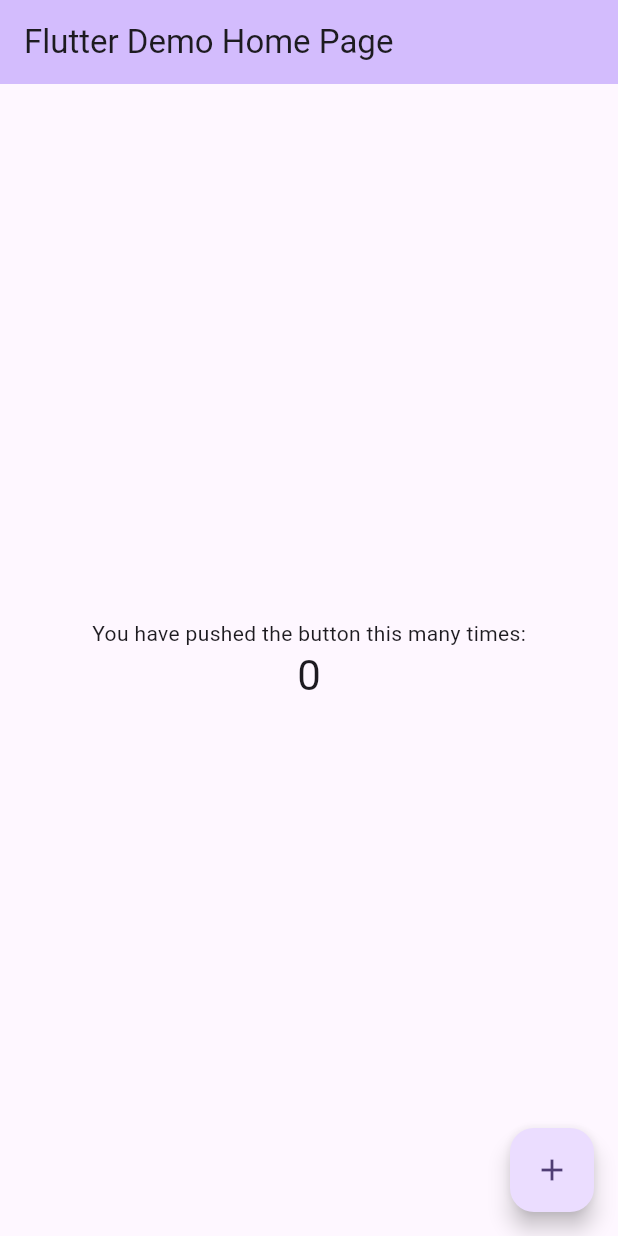
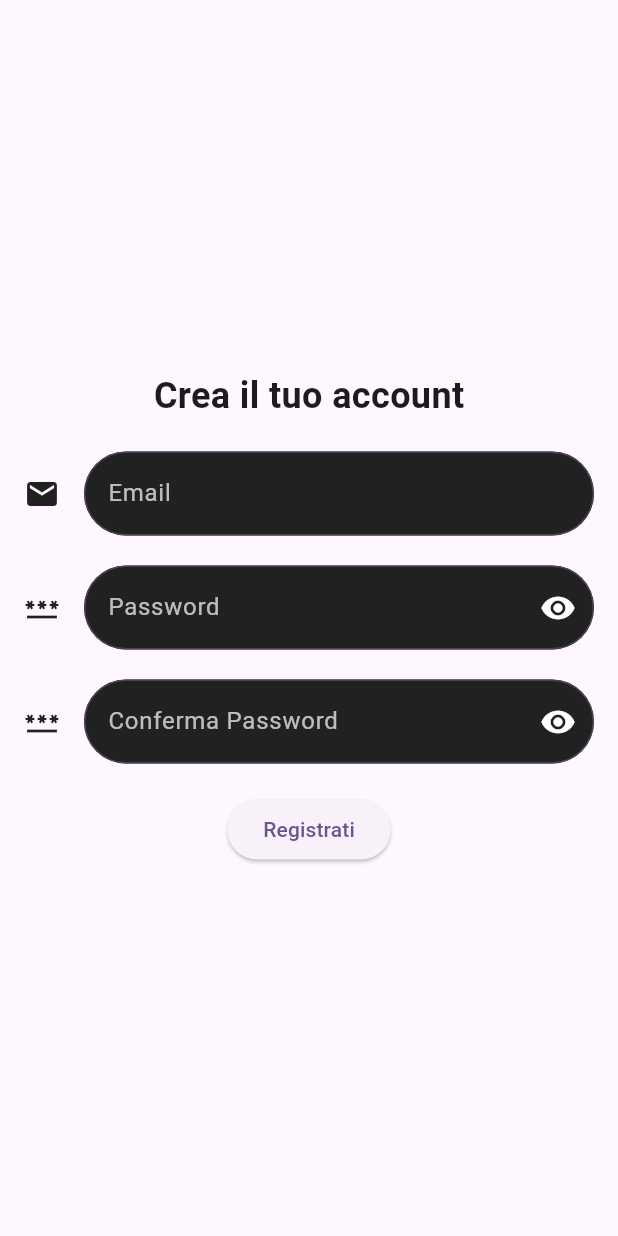
Before and after one commit to FranzRome/flutter-chat, a Flutter app: the screen it shows after launch, on a phone screen of 412 x 824 dp. Run offline on Flutter 3.47's test engine with Material 2 defaults, Android fonts, the phone set to English and light mode, and no system bars.

Commit message:
Form field

```diff
--- /dev/null
+++ b/lib/components/form_input_field.dart
@@ -0,0 +1,70 @@
+import 'package:flutter/material.dart';
+
+class FormInputField extends StatefulWidget {
+  final String hintText;
+  final IconData iconData;
+  final String? Function(String?)? validator;
+  final Function(String) onChanged;
+  final bool obscureText;
+
+  const FormInputField({
+    required this.hintText,
+    required this.iconData,
+    this.validator,
+    required this.onChanged,
+    this.obscureText = false,
+    super.key});
+
+  @override
+  State<FormInputField> createState() => _FormInputFieldState();
+}
+
+class _FormInputFieldState extends State<FormInputField> {
+  bool showText = false;
+
+  @override
+  Widget build(BuildContext context) {
+    return Padding(
+      padding: const EdgeInsets.only(top: 20),
+      child: TextFormField(
+        obscureText: widget.obscureText && !showText,
+          validator: widget.validator,
+          cursorColor: Colors.white,
+          keyboardType: TextInputType.emailAddress,
+          onChanged: widget.onChanged,
+          style: const TextStyle(
+            color: Colors.white,
+          ),
+          decoration: InputDecoration(
+            suffixIcon: widget.obscureText ? IconButton(
+              onPressed: () {
+                setState(() {
+                  showText = !showText;
+                });
+              },
+              icon: Icon(
+                showText ? Icons.visibility_off : Icons.visibility,
+                color: Colors.white,
+              )
+            ) : null,
+            icon: Icon(
+              widget.iconData,
+              color: Colors.black87,
+            ),
+            filled: true,
+            fillColor: Colors.black87,
+            hintStyle: const TextStyle(
+              color: Colors.white70,
+            ),
+            floatingLabelStyle: const TextStyle(
+              color: Colors.black87,
+            ),
+            floatingLabelBehavior: FloatingLabelBehavior.auto,
+            hintText: widget.hintText,
+            border: const OutlineInputBorder(
+              borderRadius: BorderRadius.all(Radius.circular(100.0)),
+            ),
+          )),
+    );
+  }
+}
--- a/lib/main.dart
+++ b/lib/main.dart
@@ -1,3 +1,4 @@
+import 'package:chat/pages/registration_page.dart';
 import 'package:flutter/material.dart';
 
 void main() {
@@ -11,115 +12,12 @@ class MyApp extends StatelessWidget {
   @override
   Widget build(BuildContext context) {
     return MaterialApp(
-      title: 'Flutter Demo',
+      title: 'Chat App',
       theme: ThemeData(
-        // This is the theme of your application.
-        //
-        // TRY THIS: Try running your application with "flutter run". You'll see
-        // the application has a blue toolbar. Then, without quitting the app,
-        // try changing the seedColor in the colorScheme below to Colors.green
-        // and then invoke "hot reload" (save your changes or press the "hot
-        // reload" button in a Flutter-supported IDE, or press "r" if you used
-        // the command line to start the app).
-        //
-        // Notice that the counter didn't reset back to zero; the application
-        // state is not lost during the reload. To reset the state, use hot
-        // restart instead.
-        //
-        // This works for code too, not just values: Most code changes can be
-        // tested with just a hot reload.
         colorScheme: ColorScheme.fromSeed(seedColor: Colors.deepPurple),
         useMaterial3: true,
       ),
-      home: const MyHomePage(title: 'Flutter Demo Home Page'),
+      home: const RegistrationPage(),
     );
   }
 }
-
-class MyHomePage extends StatefulWidget {
-  const MyHomePage({super.key, required this.title});
-
-  // This widget is the home page of your application. It is stateful, meaning
-  // that it has a State object (defined below) that contains fields that affect
-  // how it looks.
-
-  // This class is the configuration for the state. It holds the values (in this
-  // case the title) provided by the parent (in this case the App widget) and
-  // used by the build method of the State. Fields in a Widget subclass are
-  // always marked "final".
-
-  final String title;
-
-  @override
-  State<MyHomePage> createState() => _MyHomePageState();
-}
-
-class _MyHomePageState extends State<MyHomePage> {
-  int _counter = 0;
-
-  void _incrementCounter() {
-    setState(() {
-      // This call to setState tells the Flutter framework that something has
-      // changed in this State, which causes it to rerun the build method below
-      // so that the display can reflect the updated values. If we changed
-      // _counter without calling setState(), then the build method would not be
-      // called again, and so nothing would appear to happen.
-      _counter++;
-    });
-  }
-
-  @override
-  Widget build(BuildContext context) {
-    // This method is rerun every time setState is called, for instance as done
-    // by the _incrementCounter method above.
-    //
-    // The Flutter framework has been optimized to make rerunning build methods
-    // fast, so that you can just rebuild anything that needs updating rather
-    // than having to individually change instances of widgets.
-    return Scaffold(
-      appBar: AppBar(
-        // TRY THIS: Try changing the color here to a specific color (to
-        // Colors.amber, perhaps?) and trigger a hot reload to see the AppBar
-        // change color while the other colors stay the same.
-        backgroundColor: Theme.of(context).colorScheme.inversePrimary,
-        // Here we take the value from the MyHomePage object that was created by
-        // the App.build method, and use it to set our appbar title.
-        title: Text(widget.title),
-      ),
-      body: Center(
-        // Center is a layout widget. It takes a single child and positions it
-        // in the middle of the parent.
-        child: Column(
-          // Column is also a layout widget. It takes a list of children and
-          // arranges them vertically. By default, it sizes itself to fit its
-          // children horizontally, and tries to be as tall as its parent.
-          //
-          // Column has various properties to control how it sizes itself and
-          // how it positions its children. Here we use mainAxisAlignment to
-          // center the children vertically; the main axis here is the vertical
-          // axis because Columns are vertical (the cross axis would be
-          // horizontal).
-          //
-          // TRY THIS: Invoke "debug painting" (choose the "Toggle Debug Paint"
-          // action in the IDE, or press "p" in the console), to see the
-          // wireframe for each widget.
-          mainAxisAlignment: MainAxisAlignment.center,
-          children: <Widget>[
-            const Text(
-              'You have pushed the button this many times:',
-            ),
-            Text(
-              '$_counter',
-              style: Theme.of(context).textTheme.headlineMedium,
-            ),
-          ],
-        ),
-      ),
-      floatingActionButton: FloatingActionButton(
-        onPressed: _incrementCounter,
-        tooltip: 'Increment',
-        child: const Icon(Icons.add),
-      ), // This trailing comma makes auto-formatting nicer for build methods.
-    );
-  }
-}
--- /dev/null
+++ b/lib/pages/registration_page.dart
@@ -0,0 +1,92 @@
+import 'package:chat/components/form_input_field.dart';
+import 'package:flutter/material.dart';
+
+class RegistrationPage extends StatefulWidget {
+  const RegistrationPage({super.key});
+
+  @override
+  State<RegistrationPage> createState() => _RegisterPageState();
+}
+
+class _RegisterPageState extends State<RegistrationPage> {
+
+  final _formKey = GlobalKey<FormState>();
+  String? email;
+  String? password;
+  String? confirmPassword;
+
+  @override
+  Widget build(BuildContext context) {
+    return Scaffold(
+      body: SafeArea(
+        child: Container(
+          width: double.maxFinite,
+          height: double.maxFinite,
+          child: Padding(
+            padding: const EdgeInsets.symmetric(horizontal: 16.0),
+            child: Column(
+              mainAxisAlignment: MainAxisAlignment.center,
+              crossAxisAlignment: CrossAxisAlignment.center,
+              children: [
+                const Text(
+                  "Crea il tuo account",
+                  style: TextStyle(
+                    fontSize: 24,
+                    fontWeight: FontWeight.bold,
+                  ),
+                ),
+                Form(
+                  key: _formKey,
+                    child: Column(
+                  children: [
+                    FormInputField(
+                        hintText: "Email",
+                        iconData: Icons.email,
+                      onChanged: (value) {
+                        email = value;
+                      },
+                      validator: (value) {
+                          if(value == null || value.isEmpty) {
+                            return "Inserisci un'email valida";
+                          }
+                      }
+                    ),
+                    FormInputField(
+                        hintText: "Password",
+                        iconData: Icons.password,
+                        obscureText: true,
+                        onChanged: (value) {
+                          password = value;
+                        },
+                        validator: (value) {
+                          if(value == null || value.length<6) {
+                            return "Inserisci una password di almeno 6 caratteri";
+                          }
+                        }
+                    ),
+                    FormInputField(
+                        hintText: "Conferma Password",
+                        iconData: Icons.password,
+                        obscureText: true,
+                        onChanged: (value) {
+                          confirmPassword = value;
+                        },
+                        validator: (value) {
+                          if(confirmPassword == null || password != confirmPassword) {
+                            return "Le due password non corrispondono";
+                          }
+                        }),
+                    const SizedBox(height: 20),
+                    ElevatedButton(onPressed: () {
+                      _formKey.currentState?.validate();
+                    }, child: const Text("Registrati"))
+                  ],
+                ))
+              ],
+            ),
+          ),
+        ),
+      ),
+    );
+  }
+}
```
Also changed, not shown: 2 other files.
